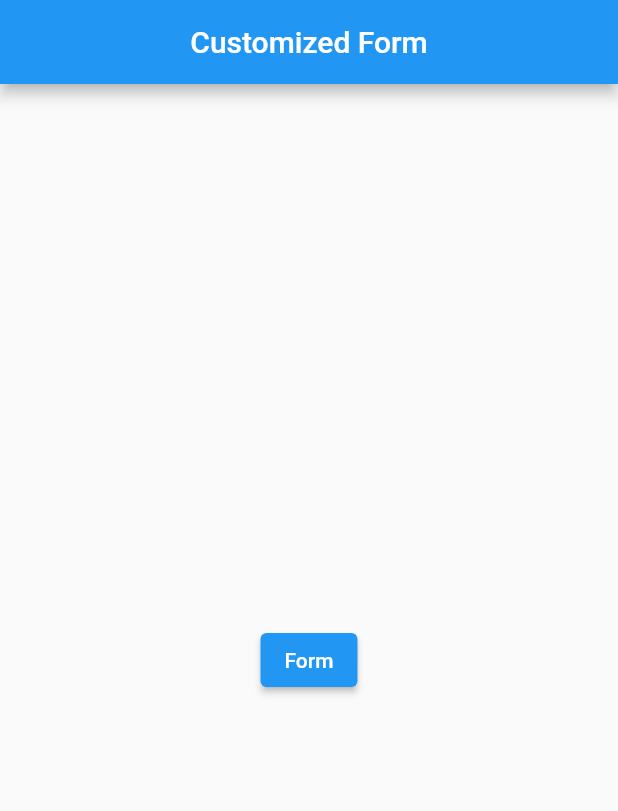
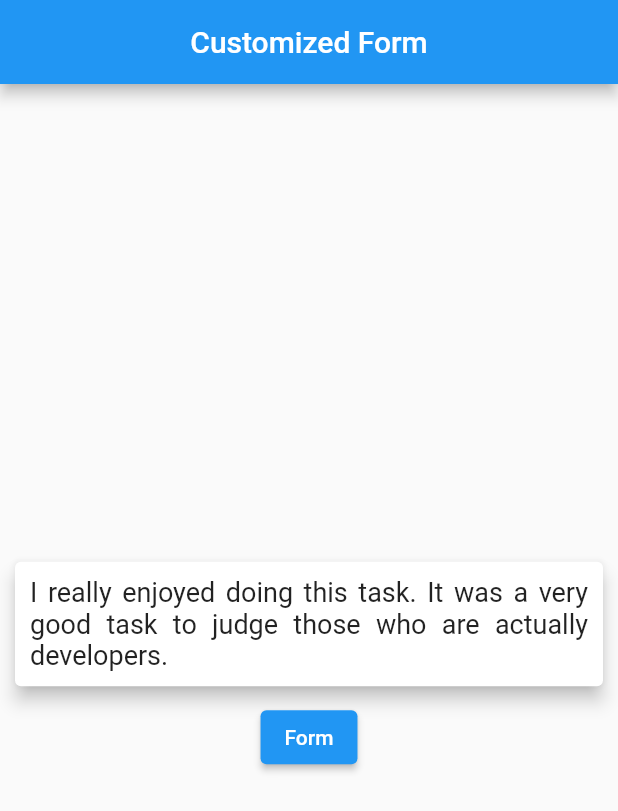
Before and after one commit to mazedul-ru-cse/customized_form, a Flutter app: the screen it shows after launch, on a phone screen of 412 x 824 dp. Shown: the top 811 px of the screen. Run offline on Flutter 3.47's test engine with Material 2 defaults, Android fonts, the phone set to English and light mode, and no system bars; our stand-ins replace bloc, flutter_bloc.

Commit message:
Added message card in frist screen

```diff
--- a/lib/main.dart
+++ b/lib/main.dart
@@ -1,9 +1,16 @@
+import 'package:customized_form/static_variable/static_variable.dart';
 import 'package:customized_form/student_information_form.dart';
 import 'package:flutter/foundation.dart';
 import 'package:flutter/material.dart';
 
+/*
+ @auth M A Mazedul Islam
+ Mobile App Developer
+ mazedulislam4970@gmail.com
+ */
+
 void main() {
-  runApp(MyApp());
+  runApp(const MyApp());
 }
 
 class MyApp extends StatelessWidget {
@@ -12,7 +19,7 @@ class MyApp extends StatelessWidget {
   // This widget is the root of your application.
   @override
   Widget build(BuildContext context) {
-    return MaterialApp(
+    return const MaterialApp(
       debugShowCheckedModeBanner: false,
       home: Form()
     );
@@ -26,24 +33,26 @@ class Form extends StatelessWidget {
   Widget build(BuildContext context) {
     return Scaffold(
       appBar: AppBar(
-        title: Text("Customized Form"),
+        title: const Text("Customized Form"),
         centerTitle: true,
       ),
 
-      body: Center(
-          child: ElevatedButton(child: const Text("Form"),onPressed: (){
+      body: Column(
+        mainAxisAlignment: MainAxisAlignment.center,
+            children: [
+              Card(
+                elevation: 5,
+                margin: EdgeInsets.all(10),
+                child: Padding(
+                  padding: const EdgeInsets.all(10.0),
+                  child: Text(StaticVariable.message,textAlign: TextAlign.justify,style: TextStyle(fontSize: 18),),
+                ),
+              ),
 
-            //for windows
-            if (defaultTargetPlatform == TargetPlatform.windows){
-              Navigator.push(context, MaterialPageRoute(builder: (context)=> const StudentInformationForm()));}
+              ElevatedButton(child: const Text("Form"),onPressed: ()=> Navigator.push(context, MaterialPageRoute(builder: (context)=>const StudentInformationForm()))),
+            ],
+          )
 
-            // for mobile
-            else if (defaultTargetPlatform == TargetPlatform.android){
-              Navigator.push(context, MaterialPageRoute(builder: (context)=> const StudentInformationForm()));
-            }
-          }
-          )
-      )
     );
   }
 
--- a/lib/static_variable/static_variable.dart
+++ b/lib/static_variable/static_variable.dart
@@ -2,4 +2,6 @@
 class StaticVariable {
 
  static String fieldType = 'Select field type';
+ static String message = "I really enjoyed doing this task. It was a very good task to judge those who are actually developers.";
+
 }
--- a/lib/static_variable/store_form_data.dart
+++ b/lib/static_variable/store_form_data.dart
@@ -1,5 +1,4 @@
 class StoreFromData{
 
   static Map<String,String> formInfo = {};
-
 }
```
